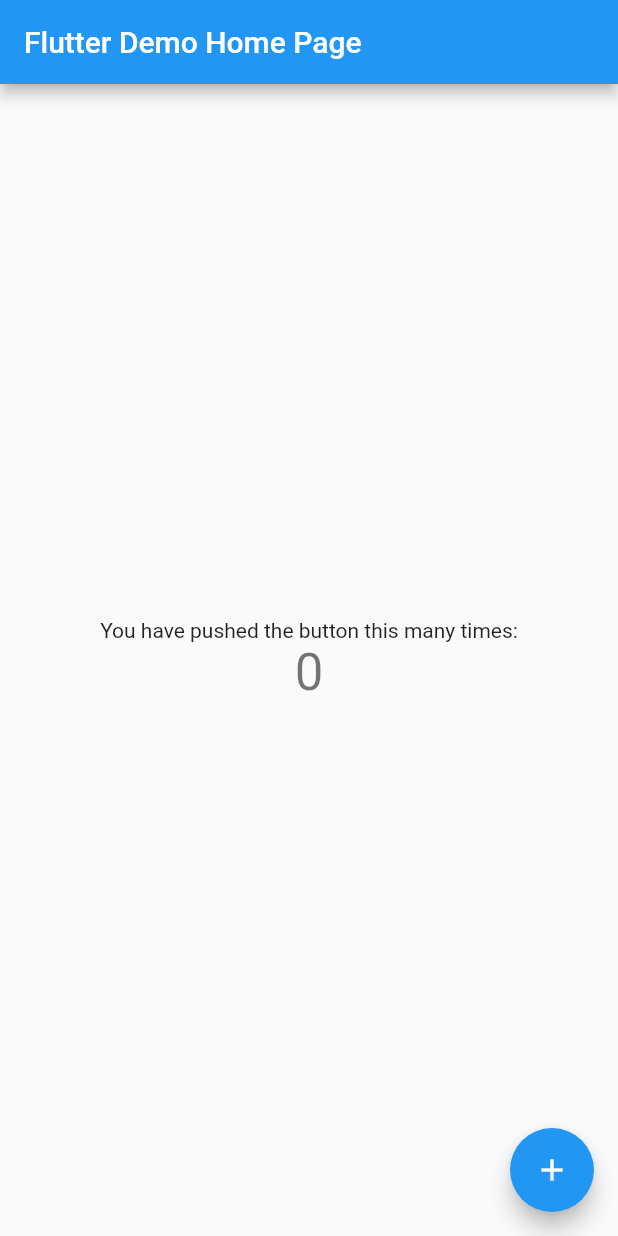
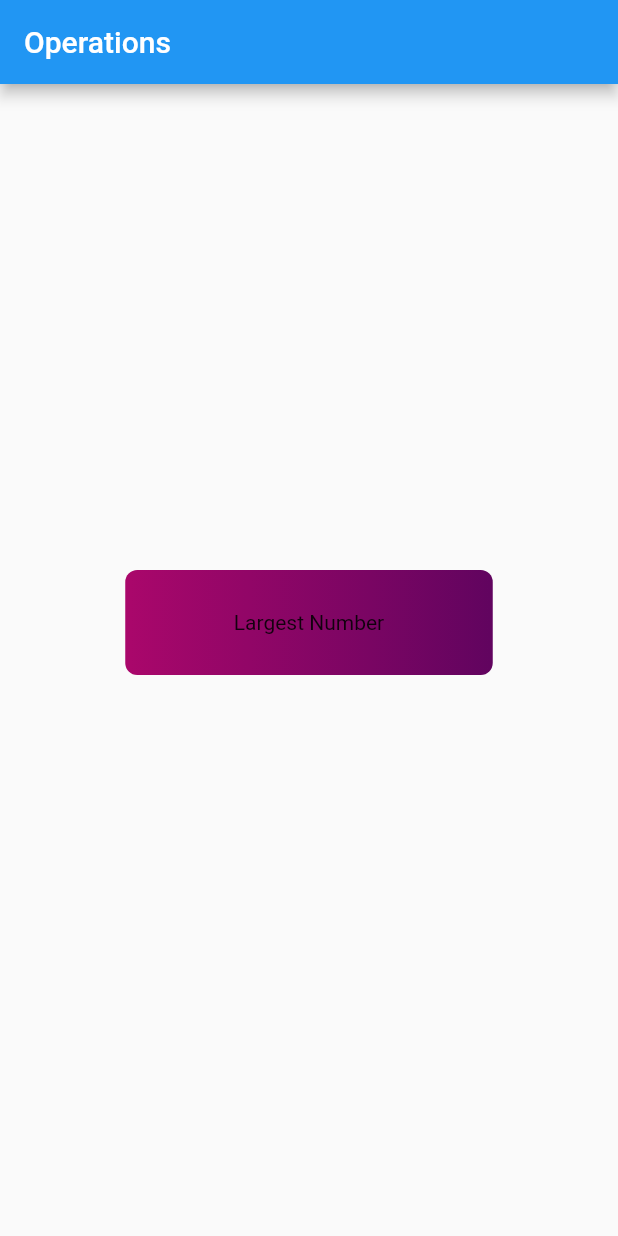
Before and after one commit to JossinAntony/Flutter-Multipages-Compare-No.s, a Flutter app: the screen it shows after launch, on a phone screen of 412 x 824 dp. Run offline on Flutter 3.47's test engine with Material 2 defaults, Android fonts, the phone set to English and light mode, and no system bars.

Commit message:
homepage.dart created. First button also created in homepage.dart.

```diff
--- a/lib/main.dart
+++ b/lib/main.dart
@@ -1,3 +1,4 @@
+import 'package:app_multipage_comparenumbers/pages/homepage.dart';
 import 'package:flutter/material.dart';
 
 void main() {
@@ -5,113 +6,11 @@ void main() {
 }
 
 class MyApp extends StatelessWidget {
-  // This widget is the root of your application.
+
   @override
   Widget build(BuildContext context) {
     return MaterialApp(
-      title: 'Flutter Demo',
-      theme: ThemeData(
-        // This is the theme of your application.
-        //
-        // Try running your application with "flutter run". You'll see the
-        // application has a blue toolbar. Then, without quitting the app, try
-        // changing the primarySwatch below to Colors.green and then invoke
-        // "hot reload" (press "r" in the console where you ran "flutter run",
-        // or simply save your changes to "hot reload" in a Flutter IDE).
-        // Notice that the counter didn't reset back to zero; the application
-        // is not restarted.
-        primarySwatch: Colors.blue,
-        // This makes the visual density adapt to the platform that you run
-        // the app on. For desktop platforms, the controls will be smaller and
-        // closer together (more dense) than on mobile platforms.
-        visualDensity: VisualDensity.adaptivePlatformDensity,
-      ),
-      home: MyHomePage(title: 'Flutter Demo Home Page'),
+      home: Homepage(),
     );
   }
 }
-
-class MyHomePage extends StatefulWidget {
-  MyHomePage({Key key, this.title}) : super(key: key);
-
-  // This widget is the home page of your application. It is stateful, meaning
-  // that it has a State object (defined below) that contains fields that affect
-  // how it looks.
-
-  // This class is the configuration for the state. It holds the values (in this
-  // case the title) provided by the parent (in this case the App widget) and
-  // used by the build method of the State. Fields in a Widget subclass are
-  // always marked "final".
-
-  final String title;
-
-  @override
-  _MyHomePageState createState() => _MyHomePageState();
-}
-
-class _MyHomePageState extends State<MyHomePage> {
-  int _counter = 0;
-
-  void _incrementCounter() {
-    setState(() {
-      // This call to setState tells the Flutter framework that something has
-      // changed in this State, which causes it to rerun the build method below
-      // so that the display can reflect the updated values. If we changed
-      // _counter without calling setState(), then the build method would not be
-      // called again, and so nothing would appear to happen.
-      _counter++;
-    });
-  }
-
-  @override
-  Widget build(BuildContext context) {
-    // This method is rerun every time setState is called, for instance as done
-    // by the _incrementCounter method above.
-    //
-    // The Flutter framework has been optimized to make rerunning build methods
-    // fast, so that you can just rebuild anything that needs updating rather
-    // than having to individually change instances of widgets.
-    return Scaffold(
-      appBar: AppBar(
-        // Here we take the value from the MyHomePage object that was created by
-        // the App.build method, and use it to set our appbar title.
-        title: Text(widget.title),
-      ),
-      body: Center(
-        // Center is a layout widget. It takes a single child and positions it
-        // in the middle of the parent.
-        child: Column(
-          // Column is also a layout widget. It takes a list of children and
-          // arranges them vertically. By default, it sizes itself to fit its
-          // children horizontally, and tries to be as tall as its parent.
-          //
-          // Invoke "debug painting" (press "p" in the console, choose the
-          // "Toggle Debug Paint" action from the Flutter Inspector in Android
-          // Studio, or the "Toggle Debug Paint" command in Visual Studio Code)
-          // to see the wireframe for each widget.
-          //
-          // Column has various properties to control how it sizes itself and
-          // how it positions its children. Here we use mainAxisAlignment to
-          // center the children vertically; the main axis here is the vertical
-          // axis because Columns are vertical (the cross axis would be
-          // horizontal).
-          mainAxisAlignment: MainAxisAlignment.center,
-          children: <Widget>[
-            Text(
-              'You have pushed the button this many times:',
-            ),
-            Text(
-              '$_counter',
-              style: Theme.of(context).textTheme.headline4,
-            ),
-          ],
-        ),
-      ),
-      floatingActionButton: FloatingActionButton(
-        onPressed: _incrementCounter,
-        tooltip: 'Increment',
-        child: Icon(Icons.add),
-      ), // This trailing comma makes auto-formatting nicer for build methods.
-    );
-  }
-}
--- /dev/null
+++ b/lib/pages/homepage.dart
@@ -0,0 +1,37 @@
+import 'package:flutter/material.dart';
+
+class Homepage extends StatelessWidget {
+  @override
+  Widget build(BuildContext context) {
+    return MaterialApp(
+      home: Scaffold(
+        appBar: AppBar(
+          title: Text('Operations'),
+        ),
+        body: Container(
+          child: Center(
+            child: Column(
+              mainAxisAlignment: MainAxisAlignment.center,
+              children: <Widget>[
+                GestureDetector(
+                  onTap: ()=> print('container tapped'),
+                  child: Container(
+                    height: 70,
+                    width: 245,
+                    decoration: BoxDecoration(
+                      borderRadius: BorderRadius.circular(8.0),
+                      gradient: LinearGradient(colors: [Color.fromRGBO(170,7,107,1.0), Color.fromRGBO(97,4,95,1.0)]),
+                    ),
+                    child: Center(child: Text('Largest Number')),
+                  ),
+                ),
+
+                SizedBox(height: 50),
+              ],
+            ),
+          ),
+        )
+      )
+    );
+  }
+}
```
